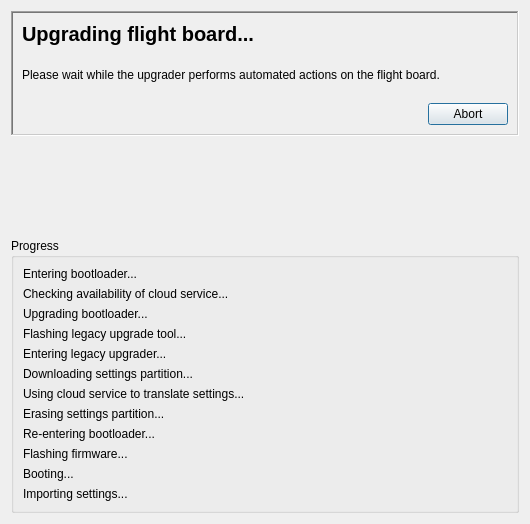
Above: ground/gcs/src/plugins/uploader/upgradeassistant.ui from d-ronin/dRonin before the change. Below: the same form after it.
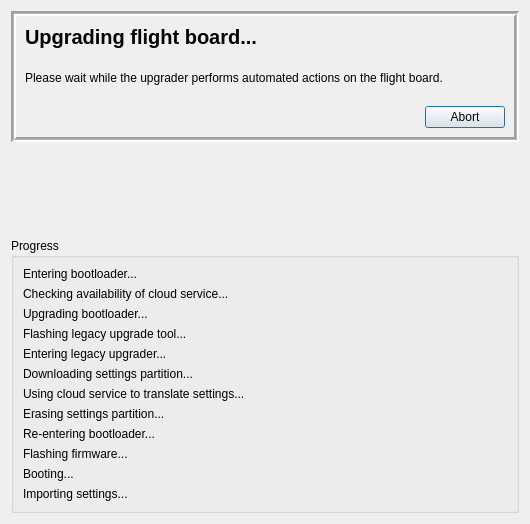
That is the form after the change.

Commit message: gcs: upgrader: minor changes to UI from @pug398 feedback

```diff
--- a/ground/gcs/src/plugins/uploader/upgradeassistant.ui
+++ b/ground/gcs/src/plugins/uploader/upgradeassistant.ui
@@ -23,12 +23,15 @@
       <bool>false</bool>
      </property>
      <property name="frameShape">
-      <enum>QFrame::WinPanel</enum>
+      <enum>QFrame::Box</enum>
      </property>
      <property name="frameShadow">
       <enum>QFrame::Sunken</enum>
      </property>
      <property name="lineWidth">
+      <number>2</number>
+     </property>
+     <property name="midLineWidth">
       <number>1</number>
      </property>
      <layout class="QVBoxLayout" name="verticalLayout_3">
```
